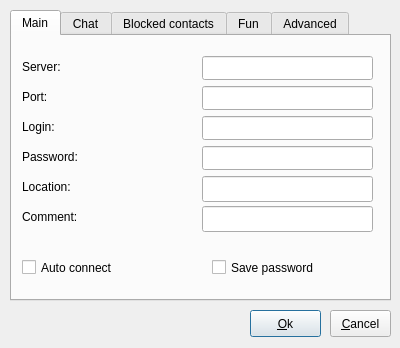
This is qns/ui/Options.ui in 8102/QNetSoul as Qt 5 draws it before an edit. The edited form follows.
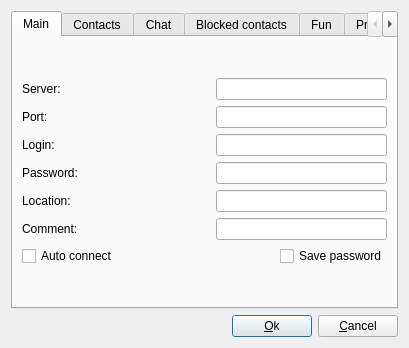
This is the edited form. Icons and pictures are not drawn. Custom widgets are drawn as their Qt base class.

What changed in the file:
```diff
--- a/qns/ui/Options.ui
+++ b/qns/ui/Options.ui
@@ -2,64 +2,52 @@
 <ui version="4.0">
  <class>Options</class>
  <widget class="QDialog" name="Options">
+  <property name="windowModality">
+   <enum>Qt::NonModal</enum>
+  </property>
   <property name="geometry">
    <rect>
     <x>0</x>
     <y>0</y>
-    <width>400</width>
+    <width>409</width>
     <height>348</height>
    </rect>
   </property>
-  <property name="minimumSize">
-   <size>
-    <width>400</width>
-    <height>348</height>
-   </size>
-  </property>
-  <property name="maximumSize">
-   <size>
-    <width>400</width>
-    <height>348</height>
-   </size>
-  </property>
   <property name="windowTitle">
    <string>Options</string>
   </property>
+  <layout class="QGridLayout" name="gridLayout_2">
+   <item row="0" column="0">
+    <layout class="QGridLayout" name="gridLayout">
+     <item row="1" column="0">
+      <spacer name="horizontalSpacer">
+       <property name="orientation">
+        <enum>Qt::Horizontal</enum>
+       </property>
+       <property name="sizeHint" stdset="0">
+        <size>
+         <width>238</width>
+         <height>20</height>
+        </size>
+       </property>
+      </spacer>
+     </item>
+     <item row="1" column="1">
   <widget class="QPushButton" name="okPushButton">
-   <property name="geometry">
-    <rect>
-     <x>250</x>
-     <y>310</y>
-     <width>71</width>
-     <height>27</height>
-    </rect>
-   </property>
    <property name="text">
     <string>&amp;Ok</string>
    </property>
   </widget>
+     </item>
+     <item row="1" column="2">
   <widget class="QPushButton" name="cancelPushButton">
-   <property name="geometry">
-    <rect>
-     <x>330</x>
-     <y>310</y>
-     <width>61</width>
-     <height>27</height>
-    </rect>
-   </property>
    <property name="text">
     <string>&amp;Cancel</string>
    </property>
   </widget>
+     </item>
+     <item row="0" column="0" colspan="3">
   <widget class="QTabWidget" name="tabWidget">
-   <property name="geometry">
-    <rect>
-     <x>10</x>
-     <y>10</y>
-     <width>381</width>
-     <height>291</height>
-    </rect>
-   </property>
    <property name="styleSheet">
     <string notr="true"/>
    </property>
@@ -70,185 +58,240 @@
     <attribute name="title">
      <string>Main</string>
     </attribute>
-    <widget class="QLineEdit" name="serverLineEdit">
-     <property name="geometry">
-      <rect>
-       <x>190</x>
-       <y>20</y>
-       <width>171</width>
-       <height>24</height>
-      </rect>
-     </property>
-     <property name="text">
-      <string/>
-     </property>
-    </widget>
-    <widget class="QLabel" name="passwordLabel">
-     <property name="geometry">
-      <rect>
-       <x>10</x>
-       <y>110</y>
-       <width>171</width>
-       <height>21</height>
-      </rect>
-     </property>
-     <property name="text">
-      <string>Password:</string>
-     </property>
-    </widget>
-    <widget class="QLabel" name="locationLabel">
-     <property name="geometry">
-      <rect>
-       <x>10</x>
-       <y>140</y>
-       <width>171</width>
-       <height>21</height>
-      </rect>
-     </property>
-     <property name="text">
-      <string>Location:</string>
-     </property>
-    </widget>
-    <widget class="QLineEdit" name="portLineEdit">
-     <property name="geometry">
-      <rect>
-       <x>190</x>
-       <y>50</y>
-       <width>171</width>
-       <height>24</height>
-      </rect>
-     </property>
-     <property name="text">
-      <string/>
-     </property>
-    </widget>
-    <widget class="QLineEdit" name="commentLineEdit">
-     <property name="geometry">
-      <rect>
-       <x>190</x>
-       <y>170</y>
-       <width>171</width>
-       <height>26</height>
-      </rect>
-     </property>
-     <property name="text">
-      <string/>
-     </property>
-    </widget>
+        <layout class="QGridLayout" name="gridLayout_4">
+         <item row="0" column="0">
+          <layout class="QGridLayout" name="gridLayout_3">
+           <item row="0" column="0">
     <widget class="QLabel" name="serverLabel">
-     <property name="geometry">
-      <rect>
-       <x>10</x>
-       <y>20</y>
-       <width>171</width>
-       <height>21</height>
-      </rect>
-     </property>
      <property name="text">
       <string>Server:</string>
      </property>
     </widget>
-    <widget class="QLineEdit" name="loginLineEdit">
-     <property name="geometry">
-      <rect>
-       <x>190</x>
-       <y>80</y>
-       <width>171</width>
-       <height>24</height>
-      </rect>
-     </property>
-    </widget>
-    <widget class="QLabel" name="commentLabel">
-     <property name="geometry">
-      <rect>
-       <x>10</x>
-       <y>170</y>
-       <width>171</width>
-       <height>21</height>
-      </rect>
-     </property>
+           </item>
+           <item row="0" column="1" colspan="2">
+            <spacer name="horizontalSpacer_2">
+             <property name="orientation">
+              <enum>Qt::Horizontal</enum>
+             </property>
+             <property name="sizeHint" stdset="0">
+              <size>
+               <width>88</width>
+               <height>20</height>
+              </size>
+             </property>
+            </spacer>
+           </item>
+           <item row="0" column="3" colspan="2">
+            <widget class="QLineEdit" name="serverLineEdit">
      <property name="text">
-      <string>Comment:</string>
-     </property>
-    </widget>
+              <string/>
+             </property>
+            </widget>
+           </item>
+           <item row="1" column="0">
     <widget class="QLabel" name="portLabel">
-     <property name="geometry">
-      <rect>
-       <x>10</x>
-       <y>50</y>
-       <width>171</width>
-       <height>21</height>
-      </rect>
-     </property>
      <property name="text">
       <string>Port:</string>
      </property>
     </widget>
+           </item>
+           <item row="1" column="1" colspan="2">
+            <spacer name="horizontalSpacer_3">
+             <property name="orientation">
+              <enum>Qt::Horizontal</enum>
+             </property>
+             <property name="sizeHint" stdset="0">
+              <size>
+               <width>88</width>
+               <height>20</height>
+              </size>
+             </property>
+            </spacer>
+           </item>
+           <item row="1" column="3" colspan="2">
+            <widget class="QLineEdit" name="portLineEdit">
+             <property name="text">
+              <string/>
+             </property>
+            </widget>
+           </item>
+           <item row="2" column="0">
     <widget class="QLabel" name="loginLabel">
-     <property name="geometry">
-      <rect>
-       <x>10</x>
-       <y>80</y>
-       <width>171</width>
-       <height>21</height>
-      </rect>
-     </property>
      <property name="text">
       <string>Login:</string>
      </property>
     </widget>
+           </item>
+           <item row="2" column="1" colspan="2">
+            <spacer name="horizontalSpacer_4">
+             <property name="orientation">
+              <enum>Qt::Horizontal</enum>
+             </property>
+             <property name="sizeHint" stdset="0">
+              <size>
+               <width>88</width>
+               <height>20</height>
+              </size>
+             </property>
+            </spacer>
+           </item>
+           <item row="2" column="3" colspan="2">
+            <widget class="QLineEdit" name="loginLineEdit"/>
+           </item>
+           <item row="3" column="0">
+            <widget class="QLabel" name="passwordLabel">
+             <property name="text">
+              <string>Password:</string>
+             </property>
+            </widget>
+           </item>
+           <item row="3" column="1" colspan="2">
+            <spacer name="horizontalSpacer_5">
+             <property name="orientation">
+              <enum>Qt::Horizontal</enum>
+             </property>
+             <property name="sizeHint" stdset="0">
+              <size>
+               <width>88</width>
+               <height>20</height>
+              </size>
+             </property>
+            </spacer>
+           </item>
+           <item row="3" column="3" colspan="2">
     <widget class="QLineEdit" name="passwordLineEdit">
-     <property name="geometry">
-      <rect>
-       <x>190</x>
-       <y>110</y>
-       <width>171</width>
-       <height>24</height>
-      </rect>
-     </property>
      <property name="echoMode">
       <enum>QLineEdit::Password</enum>
      </property>
     </widget>
+           </item>
+           <item row="4" column="0">
+            <widget class="QLabel" name="locationLabel">
+             <property name="text">
+              <string>Location:</string>
+             </property>
+            </widget>
+           </item>
+           <item row="4" column="1" colspan="2">
+            <spacer name="horizontalSpacer_6">
+             <property name="orientation">
+              <enum>Qt::Horizontal</enum>
+             </property>
+             <property name="sizeHint" stdset="0">
+              <size>
+               <width>88</width>
+               <height>20</height>
+              </size>
+             </property>
+            </spacer>
+           </item>
+           <item row="4" column="3" colspan="2">
     <widget class="QLineEdit" name="locationLineEdit">
-     <property name="geometry">
-      <rect>
-       <x>190</x>
-       <y>140</y>
-       <width>171</width>
-       <height>26</height>
-      </rect>
-     </property>
      <property name="text">
       <string/>
      </property>
     </widget>
-    <widget class="QCheckBox" name="savePasswordCheckBox">
-     <property name="geometry">
-      <rect>
-       <x>200</x>
-       <y>220</y>
-       <width>171</width>
-       <height>23</height>
-      </rect>
-     </property>
+           </item>
+           <item row="5" column="0">
+            <widget class="QLabel" name="commentLabel">
+             <property name="text">
+              <string>Comment:</string>
+             </property>
+            </widget>
+           </item>
+           <item row="5" column="1" colspan="2">
+            <spacer name="horizontalSpacer_7">
+             <property name="orientation">
+              <enum>Qt::Horizontal</enum>
+             </property>
+             <property name="sizeHint" stdset="0">
+              <size>
+               <width>88</width>
+               <height>20</height>
+              </size>
+             </property>
+            </spacer>
+           </item>
+           <item row="5" column="3" colspan="2">
+            <widget class="QLineEdit" name="commentLineEdit">
      <property name="text">
-      <string>Save password</string>
-     </property>
-    </widget>
+              <string/>
+             </property>
+            </widget>
+           </item>
+           <item row="6" column="0" colspan="2">
     <widget class="QCheckBox" name="autoConnectCheckBox">
-     <property name="geometry">
-      <rect>
-       <x>10</x>
-       <y>220</y>
-       <width>171</width>
-       <height>23</height>
-      </rect>
-     </property>
      <property name="text">
       <string>Auto connect</string>
      </property>
     </widget>
+           </item>
+           <item row="6" column="2" colspan="2">
+            <spacer name="horizontalSpacer_8">
+             <property name="orientation">
+              <enum>Qt::Horizontal</enum>
+             </property>
+             <property name="sizeHint" stdset="0">
+              <size>
+               <width>98</width>
+               <height>20</height>
+              </size>
+             </property>
+            </spacer>
+           </item>
+           <item row="6" column="4">
+            <widget class="QCheckBox" name="savePasswordCheckBox">
+             <property name="text">
+              <string>Save password</string>
+             </property>
+            </widget>
+           </item>
+          </layout>
+         </item>
+        </layout>
+       </widget>
+       <widget class="OptionsContactsWidget" name="contactsWidget">
+        <attribute name="title">
+         <string>Contacts</string>
+        </attribute>
+        <widget class="QComboBox" name="contactDoubleClikingBehaviorComboBox">
+         <property name="geometry">
+          <rect>
+           <x>200</x>
+           <y>50</y>
+           <width>171</width>
+           <height>31</height>
+          </rect>
+         </property>
+         <item>
+          <property name="text">
+           <string>Expand contact</string>
+          </property>
+         </item>
+         <item>
+          <property name="text">
+           <string>Open conversation</string>
+          </property>
+         </item>
+         <item>
+          <property name="text">
+           <string>Both</string>
+          </property>
+         </item>
+        </widget>
+        <widget class="QLabel" name="label">
+         <property name="geometry">
+          <rect>
+           <x>10</x>
+           <y>20</y>
+           <width>251</width>
+           <height>17</height>
+          </rect>
+         </property>
+         <property name="text">
+          <string>Behavior on contact double cliking:</string>
+         </property>
+        </widget>
    </widget>
    <widget class="OptionsChatWidget" name="chatWidget">
     <attribute name="title">
@@ -539,9 +582,9 @@
      </property>
     </widget>
    </widget>
-   <widget class="OptionsAdvancedWidget" name="advancedWidget">
+       <widget class="OptionsProxyWidget" name="proxyWidget">
     <attribute name="title">
-     <string>Advanced</string>
+         <string>Proxy</string>
     </attribute>
     <widget class="QLabel" name="proxyLoginLabel">
      <property name="geometry">
@@ -671,6 +714,10 @@
     </widget>
    </widget>
   </widget>
+     </item>
+    </layout>
+   </item>
+  </layout>
  </widget>
  <customwidgets>
   <customwidget>
@@ -698,9 +745,15 @@
    <container>1</container>
   </customwidget>
   <customwidget>
-   <class>OptionsAdvancedWidget</class>
+   <class>OptionsProxyWidget</class>
    <extends>QWidget</extends>
-   <header>OptionsAdvancedWidget.h</header>
+   <header>OptionsProxyWidget.h</header>
+   <container>1</container>
+  </customwidget>
+  <customwidget>
+   <class>OptionsContactsWidget</class>
+   <extends>QWidget</extends>
+   <header>OptionsContactsWidget.h</header>
    <container>1</container>
   </customwidget>
  </customwidgets>
```
Lines whose indentation alone changed are shown as unchanged.
